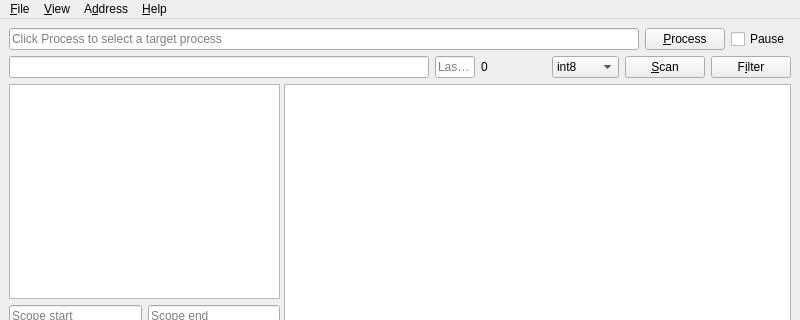
Above: ui/main-qt.ui from allencch/med before the change; both pictures show x 0 to 800 and y 0 to 320 of the 800 by 600 pixel window. Below: the same form after it.
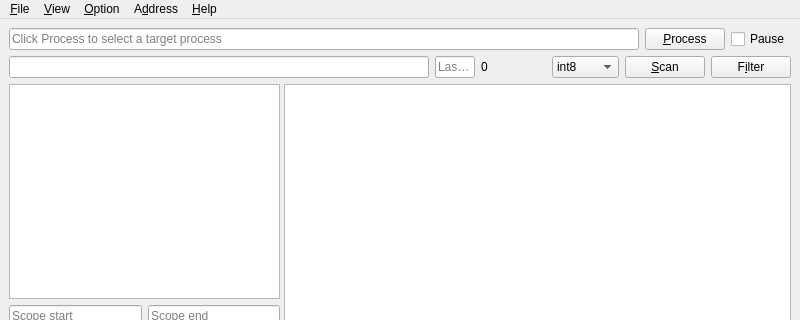
That is the form after the change.

Patch:
```diff
--- a/ui/main-qt.ui
+++ b/ui/main-qt.ui
@@ -360,8 +360,15 @@
     <addaction name="separator"/>
     <addaction name="menu_Encoding"/>
    </widget>
+   <widget class="QMenu" name="menuOption">
+    <property name="title">
+     <string>&amp;Option</string>
+    </property>
+    <addaction name="actionFastScan"/>
+   </widget>
    <addaction name="menuFile"/>
    <addaction name="menuView"/>
+   <addaction name="menuOption"/>
    <addaction name="menuStore"/>
    <addaction name="menuHelp"/>
   </widget>
```
Left out of the diff: 11 changed lines with no effect on the pictures.
